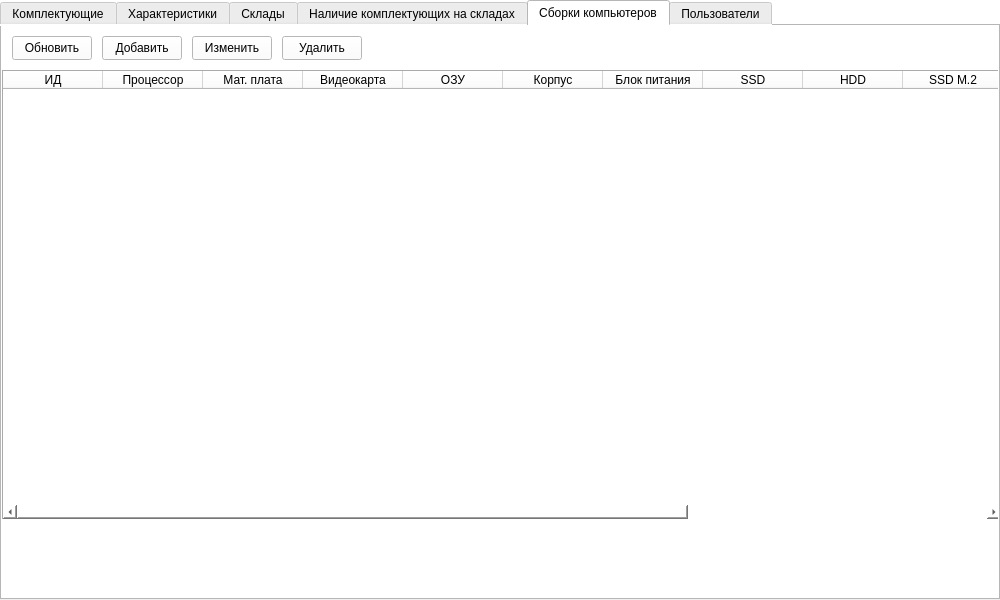
f0rw4rd-dev/hse-hsms-wpf, file src/mainwindow.ui: the form before one commit.
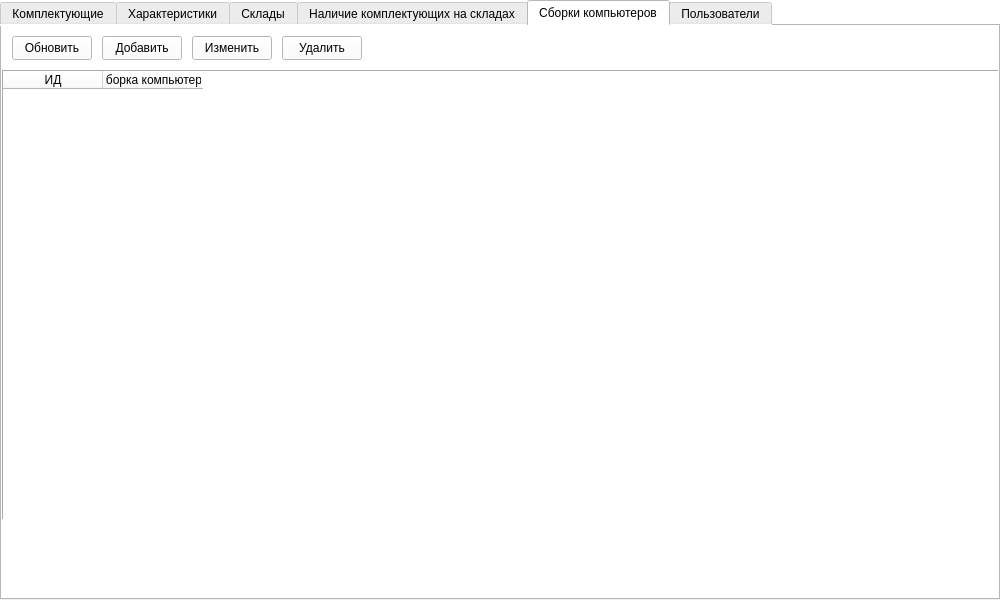
The form after the commit. The open tabs and pages were chosen to show the change. Icons and pictures are not drawn.

```diff
--- a/src/mainwindow.ui
+++ b/src/mainwindow.ui
@@ -812,62 +812,7 @@
         </column>
         <column>
          <property name="text">
-          <string>Процессор</string>
-         </property>
-        </column>
-        <column>
-         <property name="text">
-          <string>Мат. плата</string>
-         </property>
-        </column>
-        <column>
-         <property name="text">
-          <string>Видеокарта</string>
-         </property>
-        </column>
-        <column>
-         <property name="text">
-          <string>ОЗУ</string>
-         </property>
-        </column>
-        <column>
-         <property name="text">
-          <string>Корпус</string>
-         </property>
-        </column>
-        <column>
-         <property name="text">
-          <string>Блок питания</string>
-         </property>
-        </column>
-        <column>
-         <property name="text">
-          <string>SSD</string>
-         </property>
-        </column>
-        <column>
-         <property name="text">
-          <string>HDD</string>
-         </property>
-        </column>
-        <column>
-         <property name="text">
-          <string>SSD M.2</string>
-         </property>
-        </column>
-        <column>
-         <property name="text">
-          <string>Вентиляторы</string>
-         </property>
-        </column>
-        <column>
-         <property name="text">
-          <string>СВО</string>
-         </property>
-        </column>
-        <column>
-         <property name="text">
-          <string>Кулер</string>
+          <string>Сборка компьютера</string>
          </property>
         </column>
        </widget>
```
Left out of the diff: 2 changed lines with no effect on the pictures.
